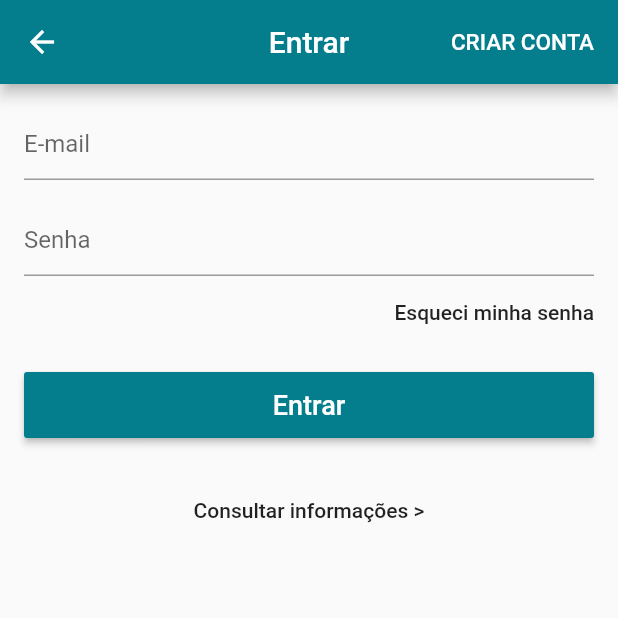
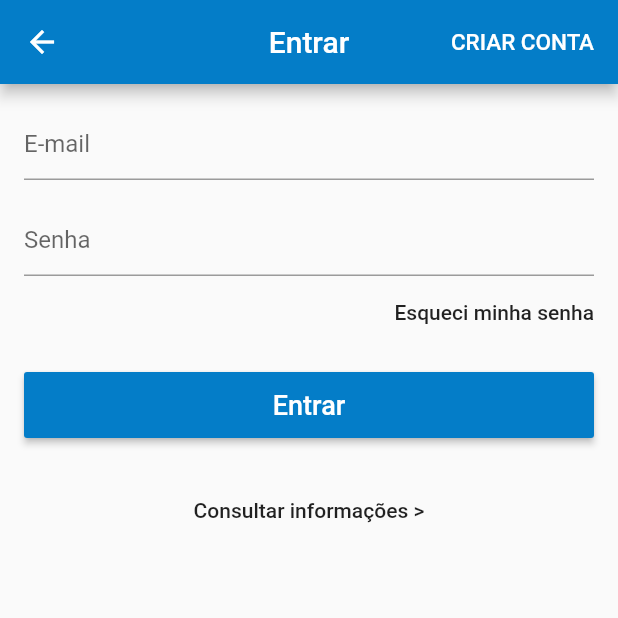
Before and after one commit to Fillipe626/doacao_sangue, a Flutter app: the screen it shows after launch, in the side drawer, after a tap on "Entre ou cadastre-se >", on a phone screen of 412 x 824 dp, the top half of it. Run offline on Flutter 3.47's test engine with Material 2 defaults, Android fonts, the phone set to English and light mode, and no system bars; our stand-ins replace brasil_fields, cloud_firestore, firebase_auth, transparent_image; accounts and stored records are empty.

```diff
--- a/lib/main.dart
+++ b/lib/main.dart
@@ -19,7 +19,7 @@ class MyApp extends StatelessWidget {
           title: 'Doação de Sangue',
           theme: ThemeData(
               primarySwatch: Colors.blue,
-              primaryColor: Color.fromARGB(255, 4, 125, 141)
+              primaryColor: Color.fromARGB(255, 4, 125, 200)
 
           ),
           debugShowCheckedModeBanner: false,
--- a/lib/models/donation_model.dart
+++ b/lib/models/donation_model.dart
@@ -1,6 +1,7 @@
 import 'package:cloud_firestore/cloud_firestore.dart';
 import 'package:doacao_sangue/datas/donation_data.dart';
 import 'package:doacao_sangue/models/user_model.dart';
+import 'package:flutter/cupertino.dart';
 import 'package:scoped_model/scoped_model.dart';
 
 class DonationModel extends Model{
@@ -10,6 +11,9 @@ class DonationModel extends Model{
   List<DonationData> donation = [];
 
   DonationModel(this.user);
+
+  static DonationModel of (BuildContext context) => ScopedModel.of<DonationModel>(context);
+
 
   void addDonation(DonationData donationData){
     donation.add(donationData);
--- a/lib/tabs/home_tab.dart
+++ b/lib/tabs/home_tab.dart
@@ -2,6 +2,7 @@ import 'package:cloud_firestore/cloud_firestore.dart';
 import 'package:flutter/cupertino.dart';
 import 'package:flutter/material.dart';
 import 'package:flutter_staggered_grid_view/flutter_staggered_grid_view.dart';
+import 'package:transparent_image/transparent_image.dart';
 
 class HomeTab extends StatelessWidget {
   const HomeTab({Key key}) : super(key: key);
@@ -13,8 +14,8 @@ class HomeTab extends StatelessWidget {
       decoration: BoxDecoration(
           gradient: LinearGradient(
             colors: [
-              Color.fromARGB(255, 250, 110, 128),
-              Color.fromARGB(255, 193, 148, 151),
+              Color.fromARGB(255, 4, 125, 200),
+              Colors.white,
             ],
             begin: Alignment.topLeft,
             end: Alignment.bottomRight,
@@ -34,17 +35,18 @@ class HomeTab extends StatelessWidget {
               backgroundColor: Colors.transparent,
               elevation: 0.0,
               flexibleSpace: FlexibleSpaceBar(
-                title: const Text("Inicio"),
+                title: const Text("Novidades"),
                 centerTitle: true,
               ),
             ),
-            /* FutureBuilder <QuerySnapshot>( //função que pega os dados do usuário do banco e constroi a carteirinha digital
-                future: Firestore.instance.collection("user").getDocuments(),
-                builder: (context,snapshot){
+            FutureBuilder<QuerySnapshot>(
+              future: Firestore.instance
+                  .collection("home").orderBy("pos").getDocuments(),
+              builder: (context, snapshot){
                 if(!snapshot.hasData)
-                    return SliverToBoxAdapter( //como estamos detro de uma sliver precisa ser adaptado para que o sistema exiba a barra de progresso enquanto pesquisa os dados
+                  return SliverToBoxAdapter(
                     child: Container(
-                        height: 200,
+                      height: 200.0,
                       alignment: Alignment.center,
                       child: CircularProgressIndicator(
                         valueColor: AlwaysStoppedAnimation<Color>(Colors.white),
@@ -52,9 +54,27 @@ class HomeTab extends StatelessWidget {
                     ),
                   );
                 else
-                    return SliverStaggeredGrid.count();//retornar aqui os dados do usuário
+                  return SliverStaggeredGrid.count(
+                    crossAxisCount: 2,
+                    mainAxisSpacing: 1.0,
+                    crossAxisSpacing: 1.0,
+                    staggeredTiles: snapshot.data.documents.map(
+                            (doc){
+                          return StaggeredTile.count(doc.data["x"], doc.data["y"]);
+                        }
+                    ).toList(),
+                    children: snapshot.data.documents.map(
+                            (doc){
+                          return FadeInImage.memoryNetwork(
+                            placeholder: kTransparentImage,
+                            image: doc.data["image"],
+                            fit: BoxFit.cover,
+                          );
+                        }
+                    ).toList(),
+                  );
               },
-            )*/
+            )
           ],
         )
       ],
```
Lines whose indentation alone changed are shown as unchanged.
